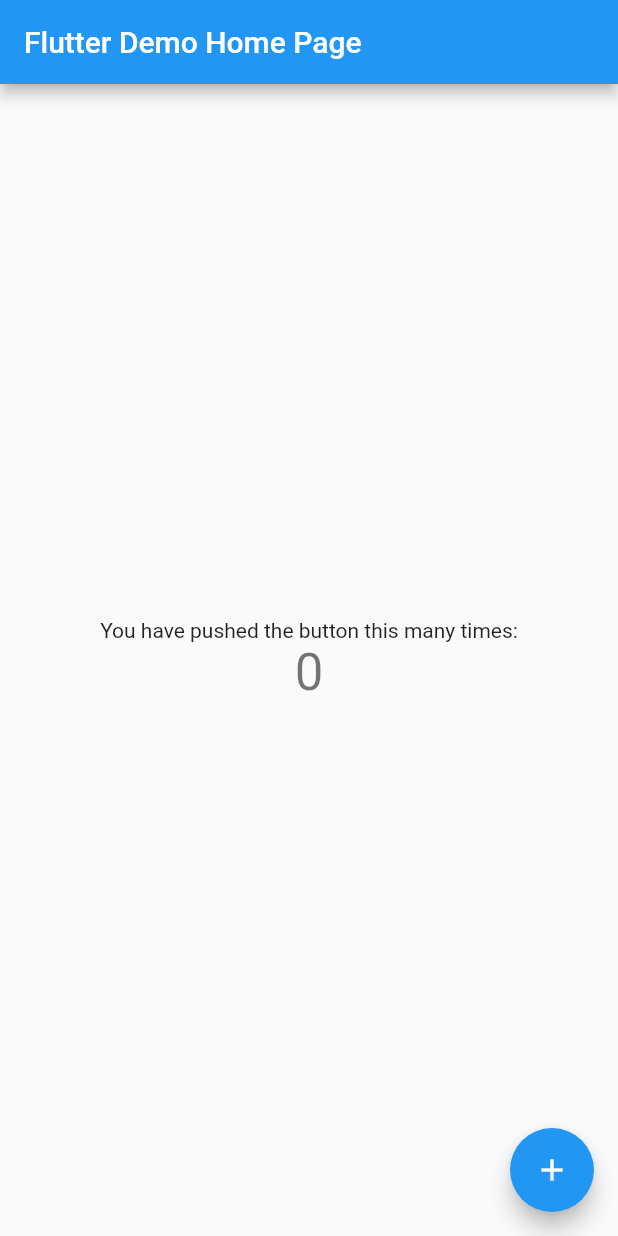
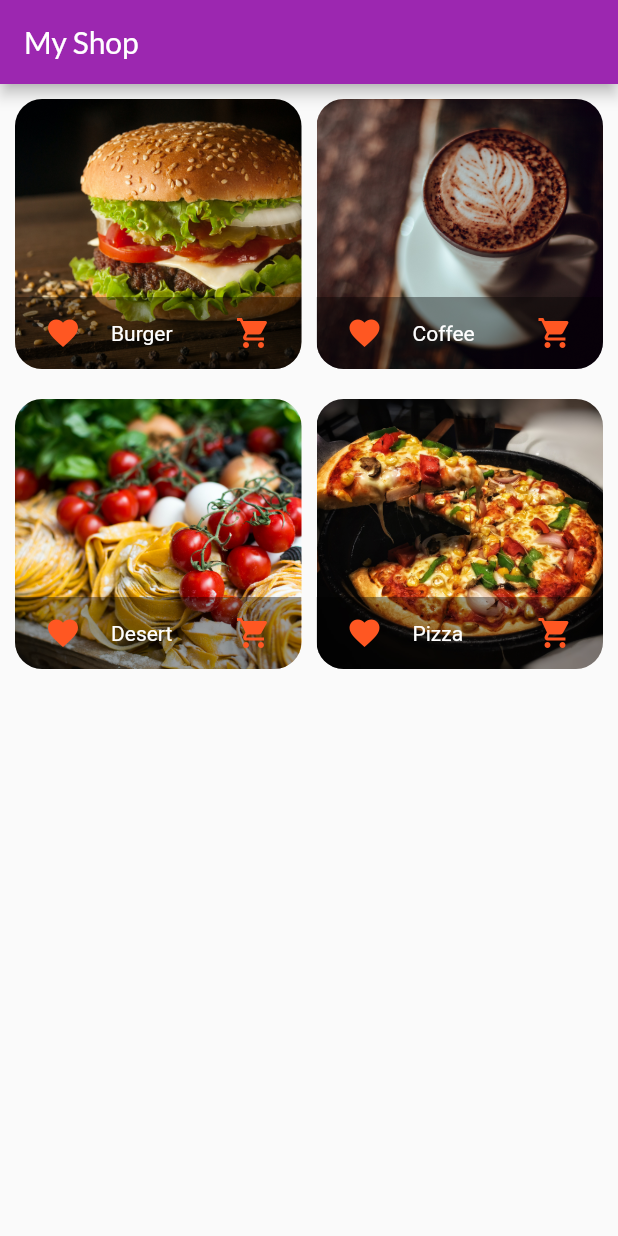
Before and after one commit to subash9860/shop, a Flutter app: the screen it shows after launch, on a phone screen of 412 x 824 dp. Run offline on Flutter 3.47's test engine with Material 2 defaults, Android fonts, the phone set to English and light mode, and no system bars.

```diff
--- /dev/null
+++ b/lib/Screen/product_detail_screen.dart
@@ -0,0 +1,17 @@
+import 'package:flutter/material.dart';
+
+class ProductDetailScreen extends StatelessWidget {
+  static const routenName = '/product-detail';
+
+  const ProductDetailScreen({Key? key}) : super(key: key);
+
+  @override
+  Widget build(BuildContext context) {
+    final title = ModalRoute.of(context)!.settings.arguments as String;
+    return Scaffold(
+      appBar: AppBar(
+        title: Text(title),
+      ),
+    );
+  }
+}
--- /dev/null
+++ b/lib/Screen/product_overview_screen.dart
@@ -0,0 +1,65 @@
+import 'package:flutter/material.dart';
+
+import '../model/product.dart';
+import '../widget/product_item.dart';
+
+class ProductOverViewScreen extends StatelessWidget {
+  ProductOverViewScreen({Key? key}) : super(key: key);
+
+  final List<Product> loadedProduct = [
+    Product(
+        id: 'p1',
+        title: 'Burger',
+        description: 'A Humburger - it have great test!',
+        price: 29.99,
+        imageUrl: 'assets/burger.jpg'
+        // 'https://cdn.pixabay.com/photo/2016/10/02/22/17/red-t-shirt-1710578_1280.jpg',
+        ),
+    Product(
+        id: 'p2',
+        title: 'Coffee',
+        description: 'A nice coffee with best flaver.',
+        price: 59.99,
+        imageUrl: 'assets/coffee.jpg'
+        // 'https://upload.wikimedia.org/wikipedia/commons/thumb/e/e8/Trousers%2C_dress_%28AM_1960.022-8%29.jpg/512px-Trousers%2C_dress_%28AM_1960.022-8%29.jpg',
+        ),
+    Product(
+        id: 'p3',
+        title: 'Desert',
+        description: 'Best Desert for  - it fit on all the food.',
+        price: 19.99,
+        imageUrl: 'assets/dessert.jpg'
+        // 'https://live.staticflickr.com/4043/4438260868_cc79b3369d_z.jpg',
+        ),
+    Product(
+        id: 'p4',
+        title: 'Pizza',
+        description: 'Hot pizza in plan.',
+        price: 49.99,
+        imageUrl: 'assets/pizza.jpg'
+        // 'https://upload.wikimedia.org/wikipedia/commons/thumb/1/14/Cast-Iron-Pan.jpg/1024px-Cast-Iron-Pan.jpg',
+        ),
+  ];
+
+  @override
+  Widget build(BuildContext context) {
+    return Scaffold(
+      appBar: AppBar(
+        title: const Text('My Shop'),
+      ),
+      body: GridView.builder(
+        padding: const EdgeInsets.all(10.0),
+        gridDelegate: const SliverGridDelegateWithFixedCrossAxisCount(
+          crossAxisCount: 2,
+          childAspectRatio: 0.9,
+          crossAxisSpacing: 10,
+          mainAxisSpacing: 20,
+          mainAxisExtent: 180,
+        ),
+        itemCount: loadedProduct.length,
+        itemBuilder: (ctx, i) => ProductItem(loadedProduct[i].id,
+            loadedProduct[i].title, loadedProduct[i].imageUrl),
+      ),
+    );
+  }
+}
--- a/lib/main.dart
+++ b/lib/main.dart
@@ -1,4 +1,7 @@
 import 'package:flutter/material.dart';
+
+import '../Screen/product_detail_screen.dart';
+import '../Screen/product_overview_screen.dart';
 
 void main() {
   runApp(const MyApp());
@@ -11,105 +14,15 @@ class MyApp extends StatelessWidget {
   @override
   Widget build(BuildContext context) {
     return MaterialApp(
-      title: 'Flutter Demo',
-      theme: ThemeData(
-        // This is the theme of your application.
-        //
-        // Try running your application with "flutter run". You'll see the
-        // application has a blue toolbar. Then, without quitting the app, try
-        // changing the primarySwatch below to Colors.green and then invoke
-        // "hot reload" (press "r" in the console where you ran "flutter run",
-        // or simply save your changes to "hot reload" in a Flutter IDE).
-        // Notice that the counter didn't reset back to zero; the application
-        // is not restarted.
-        primarySwatch: Colors.blue,
-      ),
-      home: const MyHomePage(title: 'Flutter Demo Home Page'),
-    );
+        debugShowCheckedModeBanner: false,
+        theme: ThemeData(
+          colorScheme: ColorScheme.fromSwatch(primarySwatch: Colors.purple)
+              .copyWith(secondary: Colors.deepOrange),
+          fontFamily: 'Lato',
+        ),
+        home: ProductOverViewScreen(),
+        routes: {
+          ProductDetailScreen.routenName: (ctx) => const ProductDetailScreen(),
+        });
   }
 }
-
-class MyHomePage extends StatefulWidget {
-  const MyHomePage({Key? key, required this.title}) : super(key: key);
-
-  // This widget is the home page of your application. It is stateful, meaning
-  // that it has a State object (defined below) that contains fields that affect
-  // how it looks.
-
-  // This class is the configuration for the state. It holds the values (in this
-  // case the title) provided by the parent (in this case the App widget) and
-  // used by the build method of the State. Fields in a Widget subclass are
-  // always marked "final".
-
-  final String title;
-
-  @override
-  State<MyHomePage> createState() => _MyHomePageState();
-}
-
-class _MyHomePageState extends State<MyHomePage> {
-  int _counter = 0;
-
-  void _incrementCounter() {
-    setState(() {
-      // This call to setState tells the Flutter framework that something has
-      // changed in this State, which causes it to rerun the build method below
-      // so that the display can reflect the updated values. If we changed
-      // _counter without calling setState(), then the build method would not be
-      // called again, and so nothing would appear to happen.
-      _counter++;
-    });
-  }
-
-  @override
-  Widget build(BuildContext context) {
-    // This method is rerun every time setState is called, for instance as done
-    // by the _incrementCounter method above.
-    //
-    // The Flutter framework has been optimized to make rerunning build methods
-    // fast, so that you can just rebuild anything that needs updating rather
-    // than having to individually change instances of widgets.
-    return Scaffold(
-      appBar: AppBar(
-        // Here we take the value from the MyHomePage object that was created by
-        // the App.build method, and use it to set our appbar title.
-        title: Text(widget.title),
-      ),
-      body: Center(
-        // Center is a layout widget. It takes a single child and positions it
-        // in the middle of the parent.
-        child: Column(
-          // Column is also a layout widget. It takes a list of children and
-          // arranges them vertically. By default, it sizes itself to fit its
-          // children horizontally, and tries to be as tall as its parent.
-          //
-          // Invoke "debug painting" (press "p" in the console, choose the
-          // "Toggle Debug Paint" action from the Flutter Inspector in Android
-          // Studio, or the "Toggle Debug Paint" command in Visual Studio Code)
-          // to see the wireframe for each widget.
-          //
-          // Column has various properties to control how it sizes itself and
-          // how it positions its children. Here we use mainAxisAlignment to
-          // center the children vertically; the main axis here is the vertical
-          // axis because Columns are vertical (the cross axis would be
-          // horizontal).
-          mainAxisAlignment: MainAxisAlignment.center,
-          children: <Widget>[
-            const Text(
-              'You have pushed the button this many times:',
-            ),
-            Text(
-              '$_counter',
-              style: Theme.of(context).textTheme.headline4,
-            ),
-          ],
-        ),
-      ),
-      floatingActionButton: FloatingActionButton(
-        onPressed: _incrementCounter,
-        tooltip: 'Increment',
-        child: const Icon(Icons.add),
-      ), // This trailing comma makes auto-formatting nicer for build methods.
-    );
-  }
-}
--- /dev/null
+++ b/lib/model/product.dart
@@ -0,0 +1,16 @@
+class Product {
+  final String id;
+  final String title;
+  final String description;
+  final double price;
+  final String imageUrl;
+  bool isFavourite;
+  Product({
+    required this.id,
+    required this.title,
+    required this.description,
+    required this.imageUrl,
+    required this.price,
+    this.isFavourite = false,
+  });
+}
--- /dev/null
+++ b/lib/widget/product_item.dart
@@ -0,0 +1,45 @@
+import 'package:flutter/material.dart';
+
+import '../Screen/product_detail_screen.dart';
+
+class ProductItem extends StatelessWidget {
+  final String id;
+  final String title;
+  final String imageUrl;
+
+  const ProductItem(this.id, this.title, this.imageUrl, {Key? key})
+      : super(key: key);
+
+  @override
+  Widget build(BuildContext context) {
+    return ClipRRect(
+      borderRadius: BorderRadius.circular(18),
+      child: GridTile(
+        child: GestureDetector(
+          onTap: () {
+            Navigator.of(context)
+                .pushNamed(ProductDetailScreen.routenName, arguments: title);
+          },
+          child: Image.asset(
+            imageUrl,
+            fit: BoxFit.cover,
+          ),
+        ),
+        footer: GridTileBar(
+          backgroundColor: Colors.black38,
+          title: Text(title),
+          leading: IconButton(
+            color: Theme.of(context).colorScheme.secondary,
+            icon: const Icon(Icons.favorite),
+            onPressed: () {},
+          ),
+          trailing: IconButton(
+            icon: const Icon(Icons.shopping_cart),
+            color: Theme.of(context).colorScheme.secondary,
+            onPressed: () {},
+          ),
+        ),
+      ),
+    );
+  }
+}
```
Also changed, not shown: pubspec.yaml (+14 -14 lines), assets/burger.jpg (added), assets/coffee.jpg (added), assets/dessert.jpg (added), assets/fonts/Anton-Regular.ttf (added), assets/fonts/Lato-Bold.ttf (added), assets/fonts/Lato-Regular.ttf (added), assets/pizza.jpg (added).
